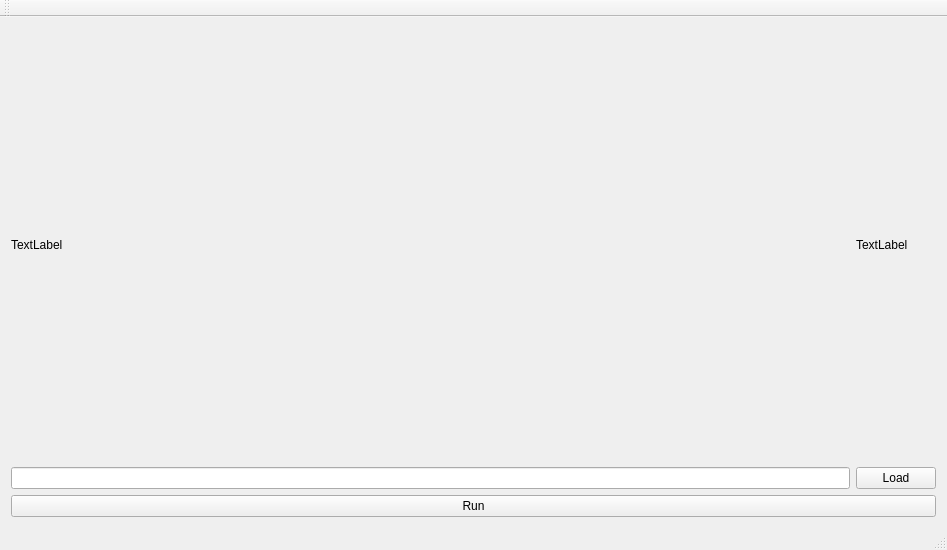
Konstantysz/imagify, file source/Imagify/ImagifyMainWindow.ui: the form before one commit.
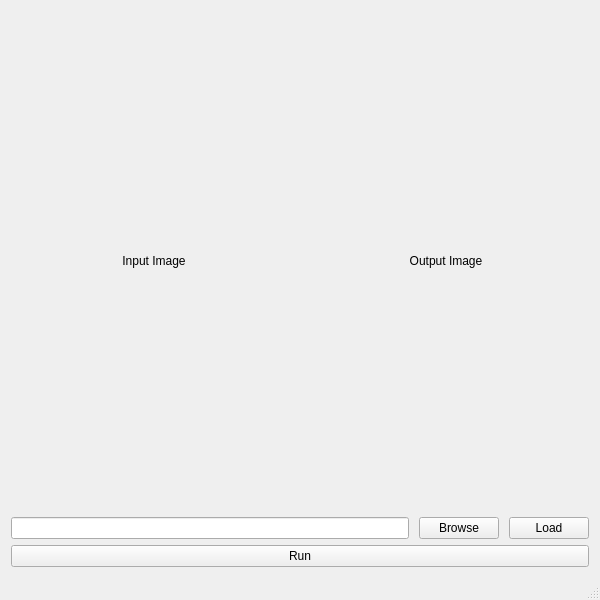
The form after the commit. Icons and pictures are not drawn.

Commit message: Add browse button

Diff of the .ui file:
```diff
--- a/source/Imagify/ImagifyMainWindow.ui
+++ b/source/Imagify/ImagifyMainWindow.ui
@@ -6,60 +6,102 @@
    <rect>
     <x>0</x>
     <y>0</y>
-    <width>947</width>
-    <height>550</height>
+    <width>600</width>
+    <height>600</height>
    </rect>
   </property>
+  <property name="minimumSize">
+   <size>
+    <width>0</width>
+    <height>0</height>
+   </size>
+  </property>
+  <property name="maximumSize">
+   <size>
+    <width>16777215</width>
+    <height>16777215</height>
+   </size>
+  </property>
+  <property name="baseSize">
+   <size>
+    <width>400</width>
+    <height>600</height>
+   </size>
+  </property>
   <property name="windowTitle">
    <string>Imagify</string>
   </property>
   <widget class="QWidget" name="centralWidget">
+   <property name="sizePolicy">
+    <sizepolicy hsizetype="Minimum" vsizetype="Minimum">
+     <horstretch>0</horstretch>
+     <verstretch>0</verstretch>
+    </sizepolicy>
+   </property>
+   <property name="contextMenuPolicy">
+    <enum>Qt::DefaultContextMenu</enum>
+   </property>
    <layout class="QVBoxLayout" name="verticalLayout">
     <item>
-     <layout class="QGridLayout" name="gridLayout">
-      <item row="1" column="0">
+     <layout class="QHBoxLayout" name="horizontalLayout">
+      <item>
+       <widget class="QLabel" name="inputImage">
+        <property name="text">
+         <string>Input Image</string>
+        </property>
+        <property name="alignment">
+         <set>Qt::AlignCenter</set>
+        </property>
+       </widget>
+      </item>
+      <item>
+       <widget class="QLabel" name="outputImage">
+        <property name="text">
+         <string>Output Image</string>
+        </property>
+        <property name="alignment">
+         <set>Qt::AlignCenter</set>
+        </property>
+       </widget>
+      </item>
+     </layout>
+    </item>
+    <item>
+     <layout class="QHBoxLayout" name="horizontalLayout_2">
+      <property name="spacing">
+       <number>10</number>
+      </property>
+      <property name="sizeConstraint">
+       <enum>QLayout::SetDefaultConstraint</enum>
+      </property>
+      <item>
        <widget class="QLineEdit" name="fileLineEdit"/>
       </item>
-      <item row="1" column="1">
+      <item>
+       <widget class="QPushButton" name="browsePushButton">
+        <property name="text">
+         <string>Browse</string>
+        </property>
+       </widget>
+      </item>
+      <item>
        <widget class="QPushButton" name="loadPushButton">
         <property name="text">
          <string>Load</string>
         </property>
        </widget>
       </item>
-      <item row="2" column="0" colspan="2">
-       <widget class="QPushButton" name="runPushButton">
-        <property name="text">
-         <string>Run</string>
-        </property>
-       </widget>
-      </item>
-      <item row="0" column="1">
-       <widget class="QLabel" name="outputImage">
-        <property name="text">
-         <string>TextLabel</string>
-        </property>
-       </widget>
-      </item>
-      <item row="0" column="0">
-       <widget class="QLabel" name="inputImage">
-        <property name="text">
-         <string>TextLabel</string>
-        </property>
-       </widget>
-      </item>
      </layout>
     </item>
+    <item>
+     <widget class="QPushButton" name="runPushButton">
+      <property name="text">
+       <string>Run</string>
+      </property>
+     </widget>
+    </item>
    </layout>
   </widget>
-  <widget class="QToolBar" name="mainToolBar">
-   <attribute name="toolBarArea">
-    <enum>TopToolBarArea</enum>
-   </attribute>
-   <attribute name="toolBarBreak">
-    <bool>false</bool>
-   </attribute>
-  </widget>
   <widget class="QStatusBar" name="statusBar"/>
   <widget class="QMenuBar" name="menuBar">
    <property name="geometry">
```
Left out of the diff: 19 changed lines with no effect on the pictures. The commit also changes 2 other files.
